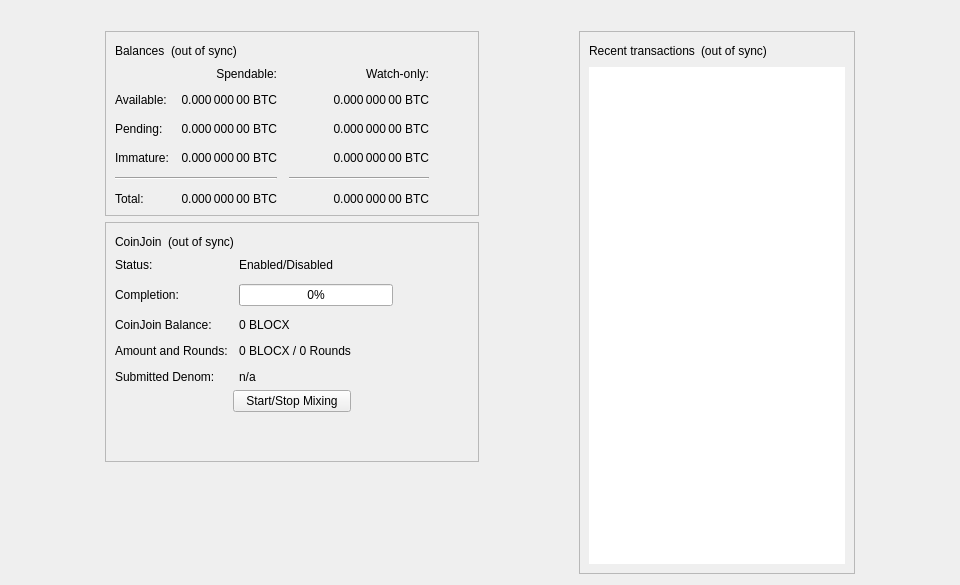
First picture: the form in src/qt/forms/overviewpage.ui, repository BLOCXTECH/BLOCX, before the edit.
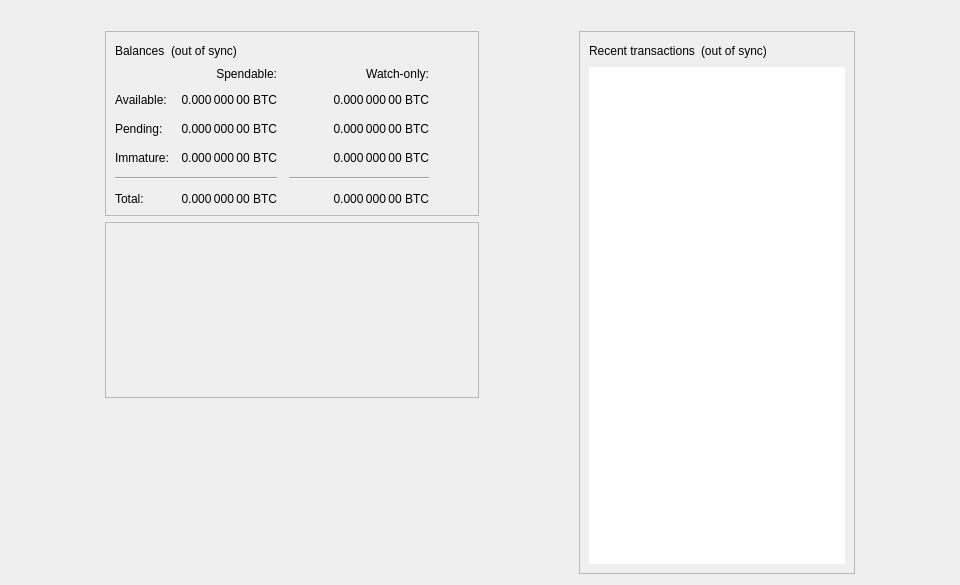
Second picture: the form after the edit.

```diff
--- a/src/qt/forms/overviewpage.ui
+++ b/src/qt/forms/overviewpage.ui
@@ -365,14 +365,14 @@
          <layout class="QVBoxLayout" name="VerticalLayout_PS1">
           <item>
            <layout class="QHBoxLayout" name="horizontalLayout_5">
-            <item>
+            <!--<item>
              <widget class="QLabel" name="labelCoinJoinHeader">
               <property name="text">
                <string notr="true">CoinJoin</string>
               </property>
              </widget>
-            </item>
-            <item>
+            </item>-->
+            <!--<item>
              <widget class="QLabel" name="labelCoinJoinSyncStatus">
               <property name="toolTip">
                <string>The displayed information may be out of date. Your wallet automatically synchronizes with the BLOCX network after a connection is established, but this process has not completed yet.</string>
@@ -384,7 +384,7 @@
                <set>Qt::AlignLeading|Qt::AlignLeft|Qt::AlignVCenter</set>
               </property>
              </widget>
-            </item>
+            </item>-->
             <item>
              <spacer name="horizontalSpacer_4">
               <property name="orientation">
@@ -400,7 +400,7 @@
             </item>
            </layout>
           </item>
-          <item>
+          <!--<item>
            <layout class="QFormLayout" name="coinJoinFormLayout">
             <property name="fieldGrowthPolicy">
              <enum>QFormLayout::AllNonFixedFieldsGrow</enum>
@@ -494,7 +494,7 @@
              </widget>
             </item>
            </layout>
-          </item>
+          </item>-->
           <item>
            <layout class="QVBoxLayout" name="VerticalLayout_PS">
             <item>
@@ -515,7 +515,7 @@
                 </property>
                </spacer>
               </item>
-              <item>
+              <!--<item>
                <widget class="QPushButton" name="toggleCoinJoin">
                 <property name="sizePolicy">
                  <sizepolicy hsizetype="MinimumExpanding" vsizetype="Fixed">
@@ -527,7 +527,7 @@
                  <string>Start/Stop Mixing</string>
                 </property>
                </widget>
-              </item>
+              </item>-->
               <item>
                <spacer name="horizontalSpacer_6">
                 <property name="orientation">
```
